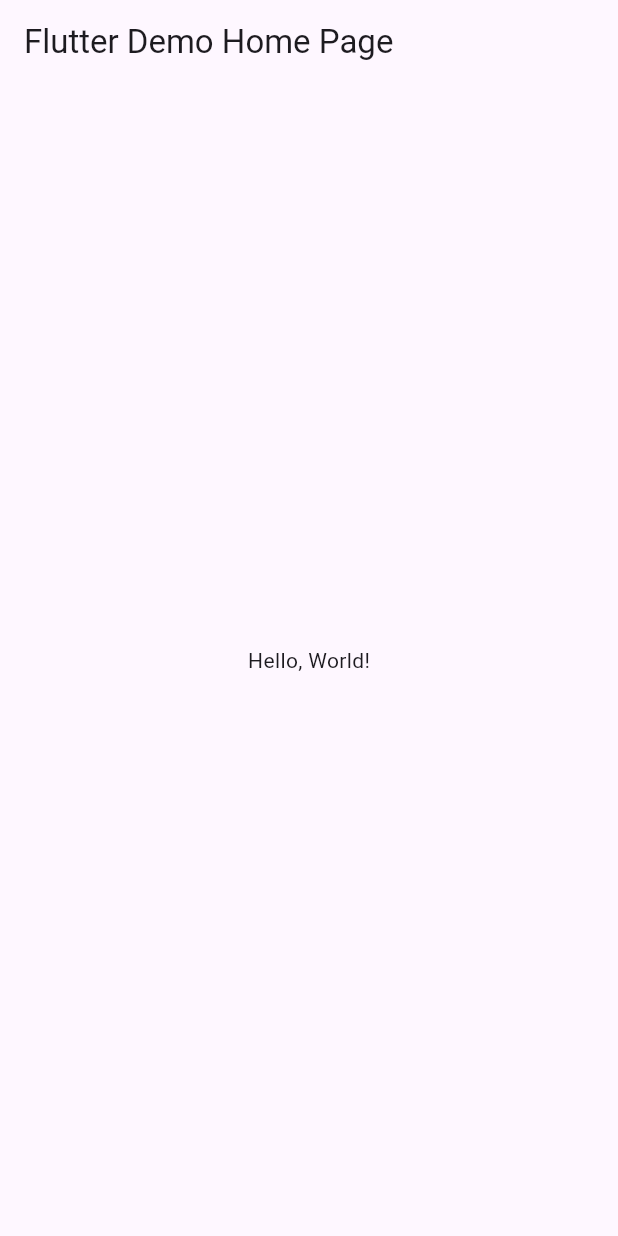
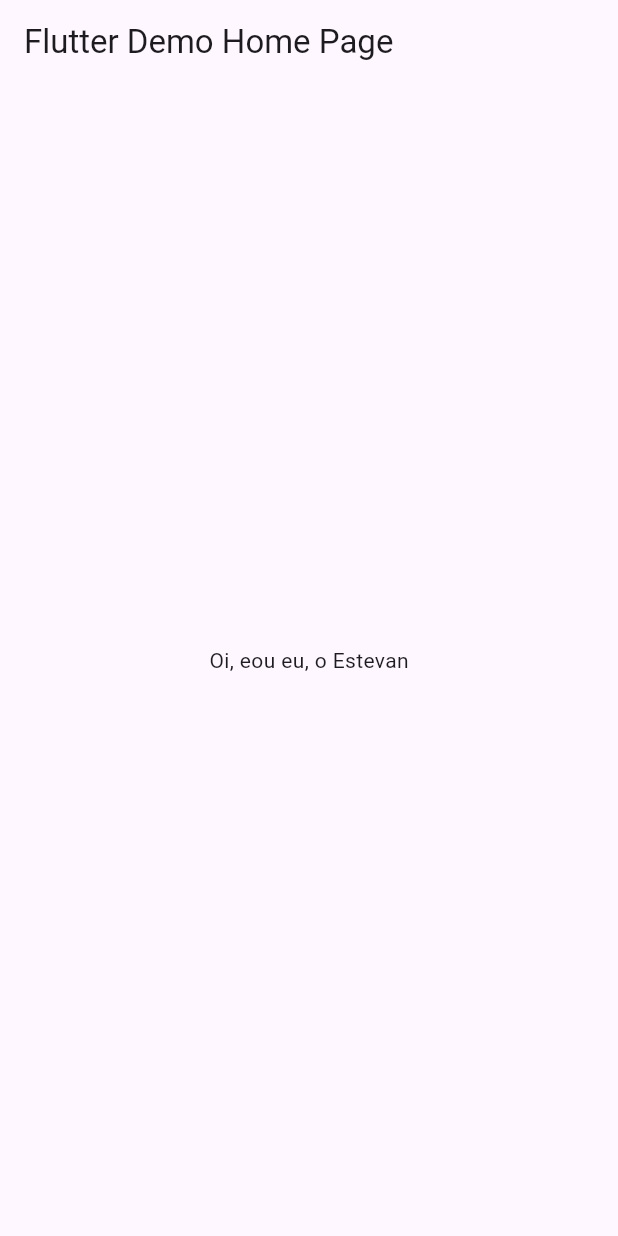
Before and after one commit to Estevan-Braz/flutter_simples, a Flutter app: the screen it shows after launch, on a phone screen of 412 x 824 dp. Run offline on Flutter 3.47's test engine with Material 3 defaults, Android fonts, the phone set to English and light mode, and no system bars.

Commit message:
Agora vai

```diff
--- a/lib/main.dart
+++ b/lib/main.dart
@@ -35,7 +35,7 @@ class MyHomePage extends StatelessWidget {
       ),
       body: Center(
         child: Text(
-          'Hello, World!',
+          'Oi, eou eu, o Estevan',
         ),
       ),
     );
```
Also changed, not shown: 1 other file.
